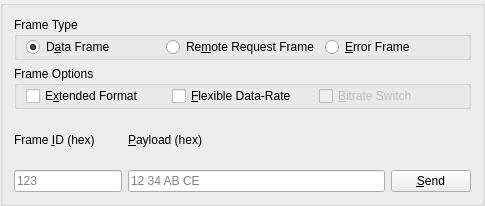
The window that qtserialbus/examples/serialbus/can/sendframebox.ui (CipSoft-Tibia/Qt5) describes before a commit, drawn with Qt 5.
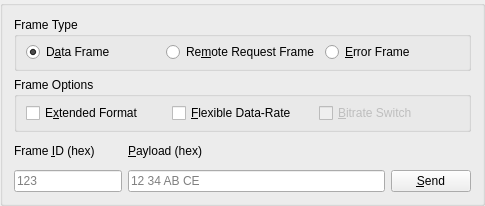
The same window after the commit.

Patch:
```diff
--- a/qtserialbus/examples/serialbus/can/sendframebox.ui
+++ b/qtserialbus/examples/serialbus/can/sendframebox.ui
@@ -17,6 +17,9 @@
    <string/>
   </property>
   <layout class="QVBoxLayout" name="verticalLayout_4">
+   <property name="sizeConstraint">
+    <enum>QLayout::SetMinimumSize</enum>
+   </property>
    <item>
     <widget class="QGroupBox" name="frameTypeBox">
      <property name="title">
@@ -118,6 +121,9 @@
    </item>
    <item>
     <layout class="QHBoxLayout" name="horizontalLayout_3">
+     <property name="sizeConstraint">
+      <enum>QLayout::SetMinimumSize</enum>
+     </property>
      <item>
       <layout class="QVBoxLayout" name="verticalLayout">
        <item>
@@ -181,17 +187,11 @@
      <item>
       <layout class="QVBoxLayout" name="verticalLayout_3">
        <item>
-        <spacer name="verticalSpacer">
-         <property name="orientation">
-          <enum>Qt::Vertical</enum>
+        <widget class="QLabel" name="label">
+         <property name="text">
+          <string/>
          </property>
-         <property name="sizeHint" stdset="0">
-          <size>
-           <width>20</width>
-           <height>40</height>
-          </size>
-         </property>
-        </spacer>
+        </widget>
        </item>
        <item>
         <widget class="QPushButton" name="sendButton">
```
